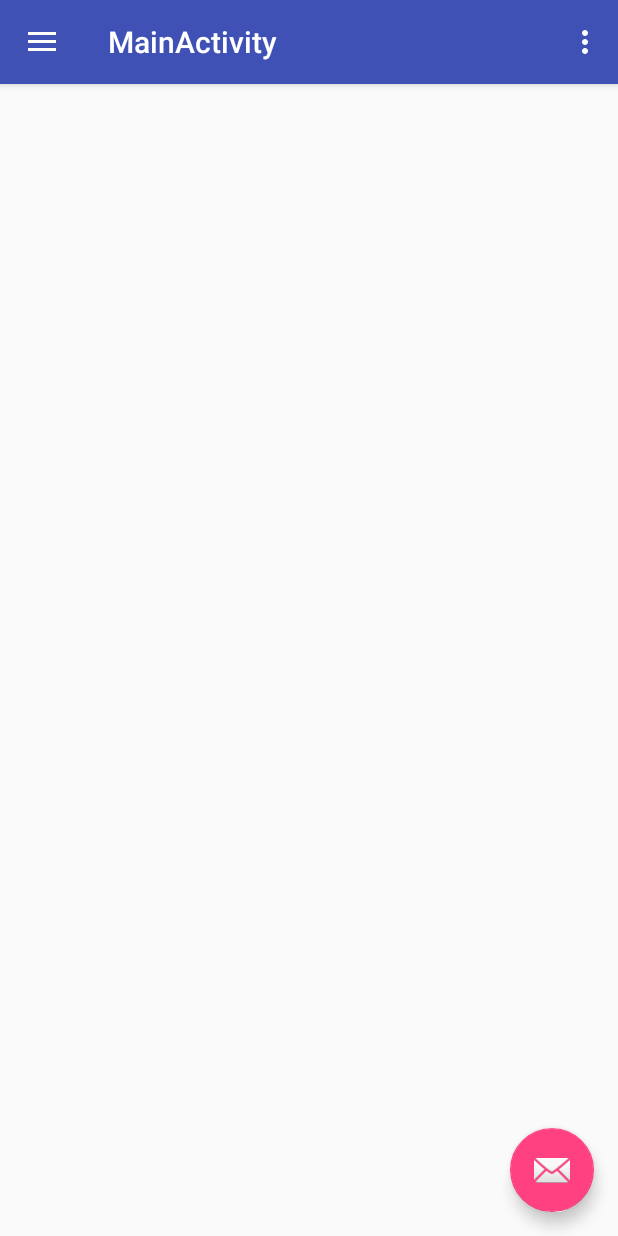
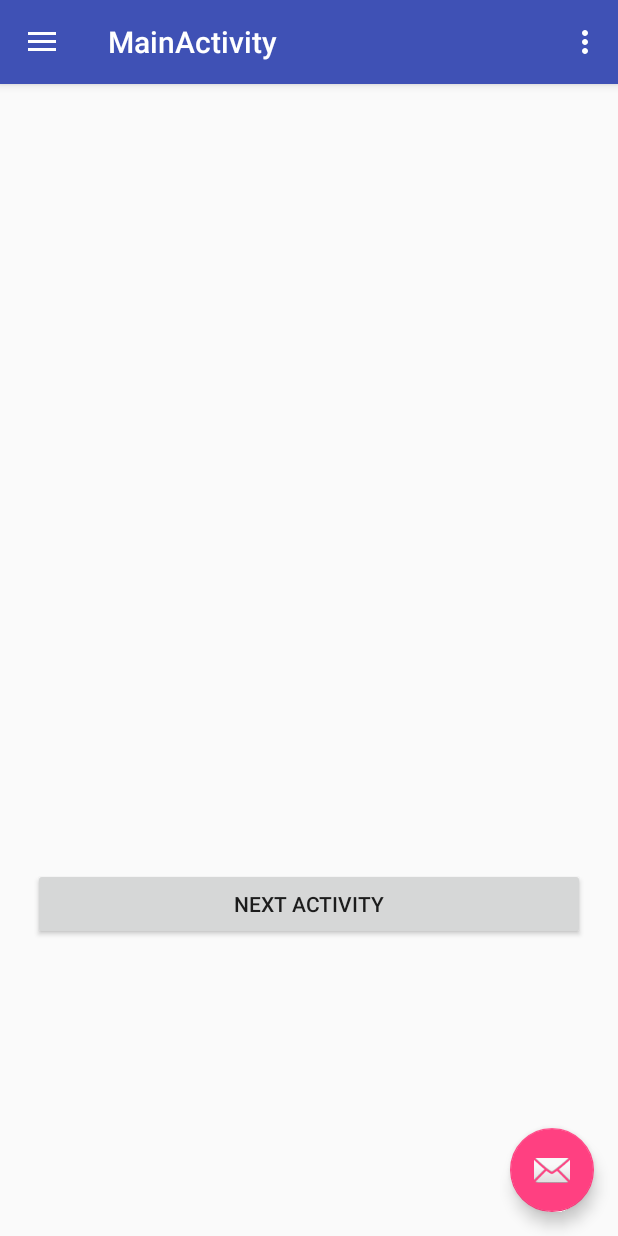
Before and after one commit to mdsami/ewallet, an Android app: the MainActivity screen opened directly, with no data from a screen before it, on a phone screen of 412 x 824 dp. Run offline under Robolectric (Android 15) with nearby library versions, the phone set to English and light mode, and no system bars.

Commit message:
buton added

```diff
--- a/app/src/main/res/layout/content_main.xml
+++ b/app/src/main/res/layout/content_main.xml
@@ -13,4 +13,41 @@
     tools:context="com.example.ewallet.MainActivity"
     tools:showIn="@layout/app_bar_main">
 
+    <ScrollView
+        android:layout_width="match_parent"
+        android:layout_height="match_parent"
+        android:id="@+id/scrollView"
+        android:paddingLeft="6dp"
+        android:paddingRight="6dp"
+        android:paddingTop="6dp"
+        android:paddingBottom="6dp">
+
+        <LinearLayout
+            android:orientation="vertical"
+            android:layout_width="match_parent"
+            android:layout_height="500dp" >
+
+
+            <ListView
+                android:layout_width="wrap_content"
+                android:layout_height="500dp"
+                android:id="@+id/listView" />
+
+            <LinearLayout
+                android:layout_width="match_parent"
+                android:layout_height="50dp"
+                android:orientation="horizontal">
+
+                <Button
+                    android:layout_width="match_parent"
+                    android:layout_height="wrap_content"
+                    android:layout_gravity="center"
+                    android:layout_weight="1"
+                    android:id="@+id/next"
+                    android:text="Next Activity"/>
+            </LinearLayout>
+
+        </LinearLayout>
+    </ScrollView>
+
 </RelativeLayout>
--- a/app/src/main/res/layout/nav_header_main.xml
+++ b/app/src/main/res/layout/nav_header_main.xml
@@ -23,13 +23,9 @@
         android:layout_width="match_parent"
         android:layout_height="wrap_content"
         android:paddingTop="@dimen/nav_header_vertical_spacing"
-        android:text="Android Studio"
+        android:text="Abir Khan"
         android:textAppearance="@style/TextAppearance.AppCompat.Body1" />
 
-    <TextView
-        android:id="@+id/textView"
-        android:layout_width="wrap_content"
-        android:layout_height="wrap_content"
-        android:text="android.studio@android.com" />
+
 
 </LinearLayout>
--- a/app/src/main/res/menu/activity_main_drawer.xml
+++ b/app/src/main/res/menu/activity_main_drawer.xml
@@ -1,26 +1,28 @@
 <?xml version="1.0" encoding="utf-8"?>
-<menu xmlns:android="http://schemas.android.com/apk/res/android">
+<menu xmlns:android="http://schemas.android.com/apk/res/android"
+    xmlns:tools="http://schemas.android.com/tools"
+    tools:showIn="navigation_view">
 
     <group android:checkableBehavior="single">
         <item
             android:id="@+id/nav_camera"
-            android:icon="@drawable/ic_menu_camera"
-            android:title="Import" />
+            android:icon="@drawable/ic_menu_send"
+            android:title="SEND" />
         <item
             android:id="@+id/nav_gallery"
             android:icon="@drawable/ic_menu_gallery"
-            android:title="Gallery" />
+            android:title="Receive" />
         <item
             android:id="@+id/nav_slideshow"
             android:icon="@drawable/ic_menu_slideshow"
-            android:title="Slideshow" />
+            android:title="Overview" />
         <item
             android:id="@+id/nav_manage"
             android:icon="@drawable/ic_menu_manage"
-            android:title="Tools" />
+            android:title="Settings" />
     </group>
 
-    <item android:title="Communicate">
+    <item android:title="">
         <menu>
             <item
                 android:id="@+id/nav_share"
@@ -29,7 +31,7 @@
             <item
                 android:id="@+id/nav_send"
                 android:icon="@drawable/ic_menu_send"
-                android:title="Send" />
+                android:title="About" />
         </menu>
     </item>
 
```
